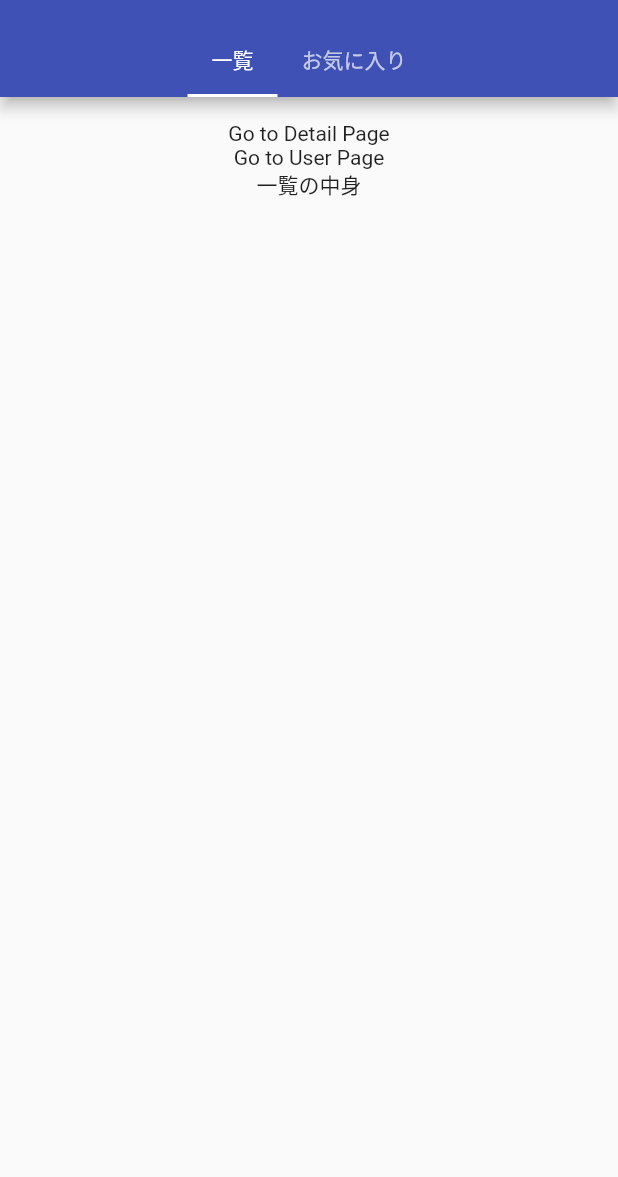
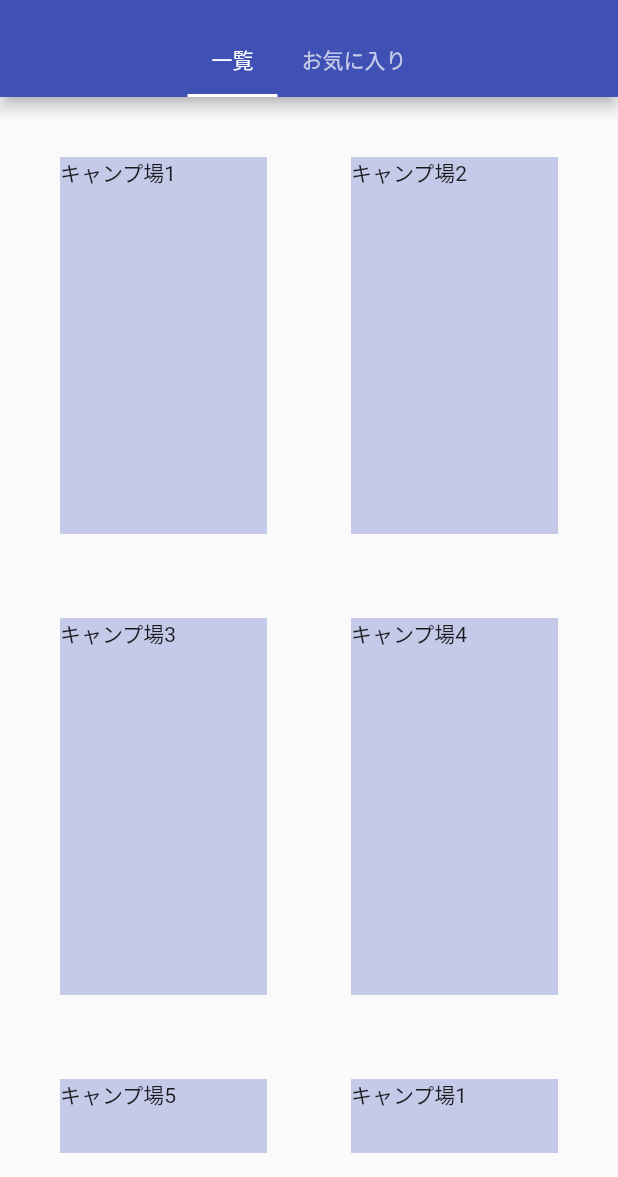
Before and after one commit to masagotty/camp_sites, a Flutter app: the screen it shows after launch, on a phone screen of 412 x 824 dp, the part 59-1236 px from its top. Run offline on Flutter 3.47's test engine with Material 2 defaults, Android fonts, the phone set to English and light mode, and no system bars; our stand-ins replace google_fonts; Roboto replaces fonts that are missing (NotoSansJP-Regular).

Commit message:
implemented GridView

```diff
--- a/lib/home_page.dart
+++ b/lib/home_page.dart
@@ -1,4 +1,5 @@
 import 'package:flutter/material.dart';
+import 'package:camp_sites/sites_page.dart';
 import 'package:camp_sites/detail_page.dart';
 import 'package:camp_sites/user_page.dart';
 
@@ -24,29 +25,7 @@ class HomePage extends StatelessWidget {
           children: categories.map((String category) {
             return Padding(
               padding: const EdgeInsets.all(16.0),
-              child: Column(
-                children: <Widget>[
-                  GestureDetector(
-                    onTap: () {
-                      Navigator.pushNamed(context, '/detail');
-                    },
-                    child: Text(
-                      'Go to Detail Page',
-                    ),
-                  ),
-                  GestureDetector(
-                    onTap: () {
-                      Navigator.pushNamed(context, '/user');
-                    },
-                    child: Text(
-                      'Go to User Page',
-                    ),
-                  ),
-                  Text(
-                    category + 'の中身',
-                  )
-                ],
-              ),
+              child: SitesPage(),
             );
           }).toList(),
         ),
--- a/lib/site.dart
+++ b/lib/site.dart
@@ -3,7 +3,7 @@ import 'package:flutter/material.dart';
 class Site {
   Site({
     @required this.imageUrl,
-    @required this.title,
+    @required this.name,
     @required this.prefecture,
     @required this.description,
     @required this.likes,
@@ -12,7 +12,7 @@ class Site {
   });
 
   final String imageUrl;
-  final String title;
+  final String name;
   final String prefecture;
   final String description;
   final int likes;
@@ -27,7 +27,7 @@ class Site {
 final sites = [
   Site(
     imageUrl: "https://images.dog.ceo/breeds/collie-border/n02106166_26.jpg",
-    title: "キャンプ場1",
+    name: "キャンプ場1",
     prefecture: "埼玉県",
     description:
         "キャンプ場1についての説明です。キャンプ場1についての説明です。キャンプ場1についての説明です。キャンプ場1についての説明です。キャンプ場1についての説明です。",
@@ -37,7 +37,7 @@ final sites = [
   Site(
     imageUrl:
         "https://images.dog.ceo/breeds/retriever-flatcoated/n02099267_198.jpg",
-    title: "キャンプ場2",
+    name: "キャンプ場2",
     prefecture: "東京都",
     description:
         "キャンプ場2についての説明です。キャンプ場2についての説明です。キャンプ場2についての説明です。キャンプ場2についての説明です。キャンプ場2についての説明です。",
@@ -46,7 +46,7 @@ final sites = [
   ),
   Site(
     imageUrl: "https://images.dog.ceo/breeds/schipperke/n02104365_2981.jpg",
-    title: "キャンプ場3",
+    name: "キャンプ場3",
     prefecture: "静岡県",
     description:
         "キャンプ場3についての説明です。キャンプ場3についての説明です。キャンプ場3についての説明です。キャンプ場3についての説明です。キャンプ場3についての説明です。",
@@ -55,7 +55,7 @@ final sites = [
   ),
   Site(
     imageUrl: "https://images.dog.ceo/breeds/hound-ibizan/n02091244_2760.jpg",
-    title: "キャンプ場4",
+    name: "キャンプ場4",
     prefecture: "山梨県",
     description:
         "キャンプ場4についての説明です。キャンプ場4についての説明です。キャンプ場4についての説明です。キャンプ場4についての説明です。キャンプ場4についての説明です。",
@@ -64,7 +64,7 @@ final sites = [
   ),
   Site(
     imageUrl: "https://images.dog.ceo/breeds/bouvier/n02106382_117.jpg",
-    title: "キャンプ場5",
+    name: "キャンプ場5",
     prefecture: "千葉県",
     description:
         "キャンプ場5についての説明です。キャンプ場5についての説明です。キャンプ場5についての説明です。キャンプ場5についての説明です。キャンプ場5についての説明です。",
@@ -73,7 +73,7 @@ final sites = [
   ),
   Site(
     imageUrl: "https://images.dog.ceo/breeds/collie-border/n02106166_26.jpg",
-    title: "キャンプ場1",
+    name: "キャンプ場1",
     prefecture: "埼玉県",
     description:
         "キャンプ場1についての説明です。キャンプ場1についての説明です。キャンプ場1についての説明です。キャンプ場1についての説明です。キャンプ場1についての説明です。",
@@ -83,7 +83,7 @@ final sites = [
   Site(
     imageUrl:
         "https://images.dog.ceo/breeds/retriever-flatcoated/n02099267_198.jpg",
-    title: "キャンプ場2",
+    name: "キャンプ場2",
     prefecture: "東京都",
     description:
         "キャンプ場2についての説明です。キャンプ場2についての説明です。キャンプ場2についての説明です。キャンプ場2についての説明です。キャンプ場2についての説明です。",
@@ -92,7 +92,7 @@ final sites = [
   ),
   Site(
     imageUrl: "https://images.dog.ceo/breeds/schipperke/n02104365_2981.jpg",
-    title: "キャンプ場3",
+    name: "キャンプ場3",
     prefecture: "静岡県",
     description:
         "キャンプ場3についての説明です。キャンプ場3についての説明です。キャンプ場3についての説明です。キャンプ場3についての説明です。キャンプ場3についての説明です。",
@@ -101,7 +101,7 @@ final sites = [
   ),
   Site(
     imageUrl: "https://images.dog.ceo/breeds/hound-ibizan/n02091244_2760.jpg",
-    title: "キャンプ場4",
+    name: "キャンプ場4",
     prefecture: "山梨県",
     description:
         "キャンプ場4についての説明です。キャンプ場4についての説明です。キャンプ場4についての説明です。キャンプ場4についての説明です。キャンプ場4についての説明です。",
@@ -110,7 +110,7 @@ final sites = [
   ),
   Site(
     imageUrl: "https://images.dog.ceo/breeds/bouvier/n02106382_117.jpg",
-    title: "キャンプ場5",
+    name: "キャンプ場5",
     prefecture: "千葉県",
     description:
         "キャンプ場5についての説明です。キャンプ場5についての説明です。キャンプ場5についての説明です。キャンプ場5についての説明です。キャンプ場5についての説明です。",
@@ -119,7 +119,7 @@ final sites = [
   ),
   Site(
     imageUrl: "https://images.dog.ceo/breeds/collie-border/n02106166_26.jpg",
-    title: "キャンプ場1",
+    name: "キャンプ場1",
     prefecture: "埼玉県",
     description:
         "キャンプ場1についての説明です。キャンプ場1についての説明です。キャンプ場1についての説明です。キャンプ場1についての説明です。キャンプ場1についての説明です。",
@@ -129,7 +129,7 @@ final sites = [
   Site(
     imageUrl:
         "https://images.dog.ceo/breeds/retriever-flatcoated/n02099267_198.jpg",
-    title: "キャンプ場2",
+    name: "キャンプ場2",
     prefecture: "東京都",
     description:
         "キャンプ場2についての説明です。キャンプ場2についての説明です。キャンプ場2についての説明です。キャンプ場2についての説明です。キャンプ場2についての説明です。",
@@ -138,7 +138,7 @@ final sites = [
   ),
   Site(
     imageUrl: "https://images.dog.ceo/breeds/schipperke/n02104365_2981.jpg",
-    title: "キャンプ場3",
+    name: "キャンプ場3",
     prefecture: "静岡県",
     description:
         "キャンプ場3についての説明です。キャンプ場3についての説明です。キャンプ場3についての説明です。キャンプ場3についての説明です。キャンプ場3についての説明です。",
@@ -147,7 +147,7 @@ final sites = [
   ),
   Site(
     imageUrl: "https://images.dog.ceo/breeds/hound-ibizan/n02091244_2760.jpg",
-    title: "キャンプ場4",
+    name: "キャンプ場4",
     prefecture: "山梨県",
     description:
         "キャンプ場4についての説明です。キャンプ場4についての説明です。キャンプ場4についての説明です。キャンプ場4についての説明です。キャンプ場4についての説明です。",
@@ -156,7 +156,7 @@ final sites = [
   ),
   Site(
     imageUrl: "https://images.dog.ceo/breeds/bouvier/n02106382_117.jpg",
-    title: "キャンプ場5",
+    name: "キャンプ場5",
     prefecture: "千葉県",
     description:
         "キャンプ場5についての説明です。キャンプ場5についての説明です。キャンプ場5についての説明です。キャンプ場5についての説明です。キャンプ場5についての説明です。",
@@ -165,7 +165,7 @@ final sites = [
   ),
   Site(
     imageUrl: "https://images.dog.ceo/breeds/collie-border/n02106166_26.jpg",
-    title: "キャンプ場1",
+    name: "キャンプ場1",
     prefecture: "埼玉県",
     description:
         "キャンプ場1についての説明です。キャンプ場1についての説明です。キャンプ場1についての説明です。キャンプ場1についての説明です。キャンプ場1についての説明です。",
@@ -175,7 +175,7 @@ final sites = [
   Site(
     imageUrl:
         "https://images.dog.ceo/breeds/retriever-flatcoated/n02099267_198.jpg",
-    title: "キャンプ場2",
+    name: "キャンプ場2",
     prefecture: "東京都",
     description:
         "キャンプ場2についての説明です。キャンプ場2についての説明です。キャンプ場2についての説明です。キャンプ場2についての説明です。キャンプ場2についての説明です。",
@@ -184,7 +184,7 @@ final sites = [
   ),
   Site(
     imageUrl: "https://images.dog.ceo/breeds/schipperke/n02104365_2981.jpg",
-    title: "キャンプ場3",
+    name: "キャンプ場3",
     prefecture: "静岡県",
     description:
         "キャンプ場3についての説明です。キャンプ場3についての説明です。キャンプ場3についての説明です。キャンプ場3についての説明です。キャンプ場3についての説明です。",
@@ -193,7 +193,7 @@ final sites = [
   ),
   Site(
     imageUrl: "https://images.dog.ceo/breeds/hound-ibizan/n02091244_2760.jpg",
-    title: "キャンプ場4",
+    name: "キャンプ場4",
     prefecture: "山梨県",
     description:
         "キャンプ場4についての説明です。キャンプ場4についての説明です。キャンプ場4についての説明です。キャンプ場4についての説明です。キャンプ場4についての説明です。",
@@ -202,7 +202,7 @@ final sites = [
   ),
   Site(
     imageUrl: "https://images.dog.ceo/breeds/bouvier/n02106382_117.jpg",
-    title: "キャンプ場5",
+    name: "キャンプ場5",
     prefecture: "千葉県",
     description:
         "キャンプ場5についての説明です。キャンプ場5についての説明です。キャンプ場5についての説明です。キャンプ場5についての説明です。キャンプ場5についての説明です。",
@@ -211,7 +211,7 @@ final sites = [
   ),
   Site(
     imageUrl: "https://images.dog.ceo/breeds/collie-border/n02106166_26.jpg",
-    title: "キャンプ場1",
+    name: "キャンプ場1",
     prefecture: "埼玉県",
     description:
         "キャンプ場1についての説明です。キャンプ場1についての説明です。キャンプ場1についての説明です。キャンプ場1についての説明です。キャンプ場1についての説明です。",
@@ -221,7 +221,7 @@ final sites = [
   Site(
     imageUrl:
         "https://images.dog.ceo/breeds/retriever-flatcoated/n02099267_198.jpg",
-    title: "キャンプ場2",
+    name: "キャンプ場2",
     prefecture: "東京都",
     description:
         "キャンプ場2についての説明です。キャンプ場2についての説明です。キャンプ場2についての説明です。キャンプ場2についての説明です。キャンプ場2についての説明です。",
@@ -230,7 +230,7 @@ final sites = [
   ),
   Site(
     imageUrl: "https://images.dog.ceo/breeds/schipperke/n02104365_2981.jpg",
-    title: "キャンプ場3",
+    name: "キャンプ場3",
     prefecture: "静岡県",
     description:
         "キャンプ場3についての説明です。キャンプ場3についての説明です。キャンプ場3についての説明です。キャンプ場3についての説明です。キャンプ場3についての説明です。",
@@ -239,7 +239,7 @@ final sites = [
   ),
   Site(
     imageUrl: "https://images.dog.ceo/breeds/hound-ibizan/n02091244_2760.jpg",
-    title: "キャンプ場4",
+    name: "キャンプ場4",
     prefecture: "山梨県",
     description:
         "キャンプ場4についての説明です。キャンプ場4についての説明です。キャンプ場4についての説明です。キャンプ場4についての説明です。キャンプ場4についての説明です。",
@@ -248,7 +248,7 @@ final sites = [
   ),
   Site(
     imageUrl: "https://images.dog.ceo/breeds/bouvier/n02106382_117.jpg",
-    title: "キャンプ場5",
+    name: "キャンプ場5",
     prefecture: "千葉県",
     description:
         "キャンプ場5についての説明です。キャンプ場5についての説明です。キャンプ場5についての説明です。キャンプ場5についての説明です。キャンプ場5についての説明です。",
@@ -257,7 +257,7 @@ final sites = [
   ),
   Site(
     imageUrl: "https://images.dog.ceo/breeds/collie-border/n02106166_26.jpg",
-    title: "キャンプ場1",
+    name: "キャンプ場1",
     prefecture: "埼玉県",
     description:
         "キャンプ場1についての説明です。キャンプ場1についての説明です。キャンプ場1についての説明です。キャンプ場1についての説明です。キャンプ場1についての説明です。",
@@ -267,7 +267,7 @@ final sites = [
   Site(
     imageUrl:
         "https://images.dog.ceo/breeds/retriever-flatcoated/n02099267_198.jpg",
-    title: "キャンプ場2",
+    name: "キャンプ場2",
     prefecture: "東京都",
     description:
         "キャンプ場2についての説明です。キャンプ場2についての説明です。キャンプ場2についての説明です。キャンプ場2についての説明です。キャンプ場2についての説明です。",
@@ -276,7 +276,7 @@ final sites = [
   ),
   Site(
     imageUrl: "https://images.dog.ceo/breeds/schipperke/n02104365_2981.jpg",
-    title: "キャンプ場3",
+    name: "キャンプ場3",
     prefecture: "静岡県",
     description:
         "キャンプ場3についての説明です。キャンプ場3についての説明です。キャンプ場3についての説明です。キャンプ場3についての説明です。キャンプ場3についての説明です。",
@@ -285,7 +285,7 @@ final sites = [
   ),
   Site(
     imageUrl: "https://images.dog.ceo/breeds/hound-ibizan/n02091244_2760.jpg",
-    title: "キャンプ場4",
+    name: "キャンプ場4",
     prefecture: "山梨県",
     description:
         "キャンプ場4についての説明です。キャンプ場4についての説明です。キャンプ場4についての説明です。キャンプ場4についての説明です。キャンプ場4についての説明です。",
@@ -294,7 +294,7 @@ final sites = [
   ),
   Site(
     imageUrl: "https://images.dog.ceo/breeds/bouvier/n02106382_117.jpg",
-    title: "キャンプ場5",
+    name: "キャンプ場5",
     prefecture: "千葉県",
     description:
         "キャンプ場5についての説明です。キャンプ場5についての説明です。キャンプ場5についての説明です。キャンプ場5についての説明です。キャンプ場5についての説明です。",
--- a/lib/site_cell.dart
+++ b/lib/site_cell.dart
@@ -11,6 +11,12 @@ class SiteCell extends StatelessWidget {
 
   @override
   Widget build(BuildContext context) {
-    return Container();
+    return Padding(
+      padding: const EdgeInsets.all(16.0),
+      child: Container(
+        color: Colors.indigo[100],
+        child: Text(site.name),
+      ),
+    );
   }
 }
--- /dev/null
+++ b/lib/sites_page.dart
@@ -0,0 +1,26 @@
+import 'package:flutter/material.dart';
+import 'package:provider/provider.dart';
+import 'package:camp_sites/site_cell.dart';
+import 'package:camp_sites/site_data.dart';
+
+class SitesPage extends StatelessWidget {
+  @override
+  Widget build(BuildContext context) {
+    SiteData siteData = Provider.of<SiteData>(context);
+    return GridView.builder(
+      itemCount: siteData.siteCount,
+      padding: EdgeInsets.all(8),
+      itemBuilder: (context, index) {
+        return SiteCell(
+          site: siteData.getSites[index],
+        );
+      },
+      gridDelegate: SliverGridDelegateWithFixedCrossAxisCount(
+        childAspectRatio: 3 / 5,
+        crossAxisCount: 2,
+        crossAxisSpacing: 24,
+        mainAxisSpacing: 24,
+      ),
+    );
+  }
+}
```
